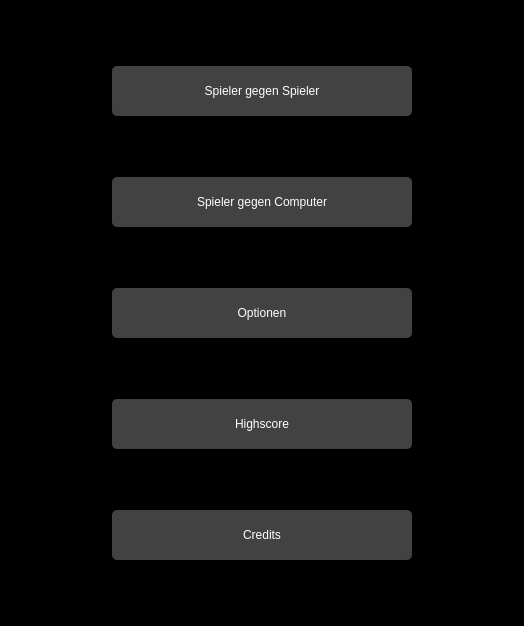
Rhagnur/BelegReversi, file BelegReversi/gui/menuwidget.ui: the form before one commit.
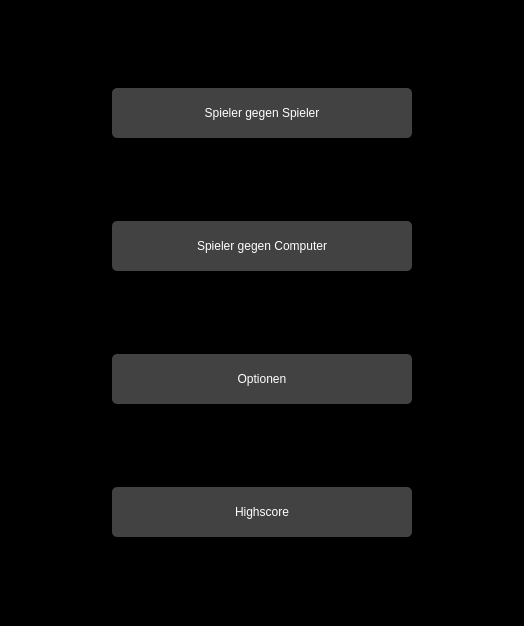
The form after the commit.

Patch:
```diff
--- a/BelegReversi/gui/menuwidget.ui
+++ b/BelegReversi/gui/menuwidget.ui
@@ -111,24 +111,6 @@
        </property>
       </widget>
      </item>
-     <item>
-      <widget class="QPushButton" name="pushButton_Credits">
-       <property name="focusPolicy">
-        <enum>Qt::NoFocus</enum>
-       </property>
-       <property name="styleSheet">
-        <string notr="true">background-color: #424242;
-font: 75 12pt &quot;Verdana&quot;;
-color: #FFF;
-height: 50px;
-min-width: 300px;
-border-radius: 5px;</string>
-       </property>
-       <property name="text">
-        <string>Credits</string>
-       </property>
-      </widget>
-     </item>
     </layout>
    </item>
    <item>
```
